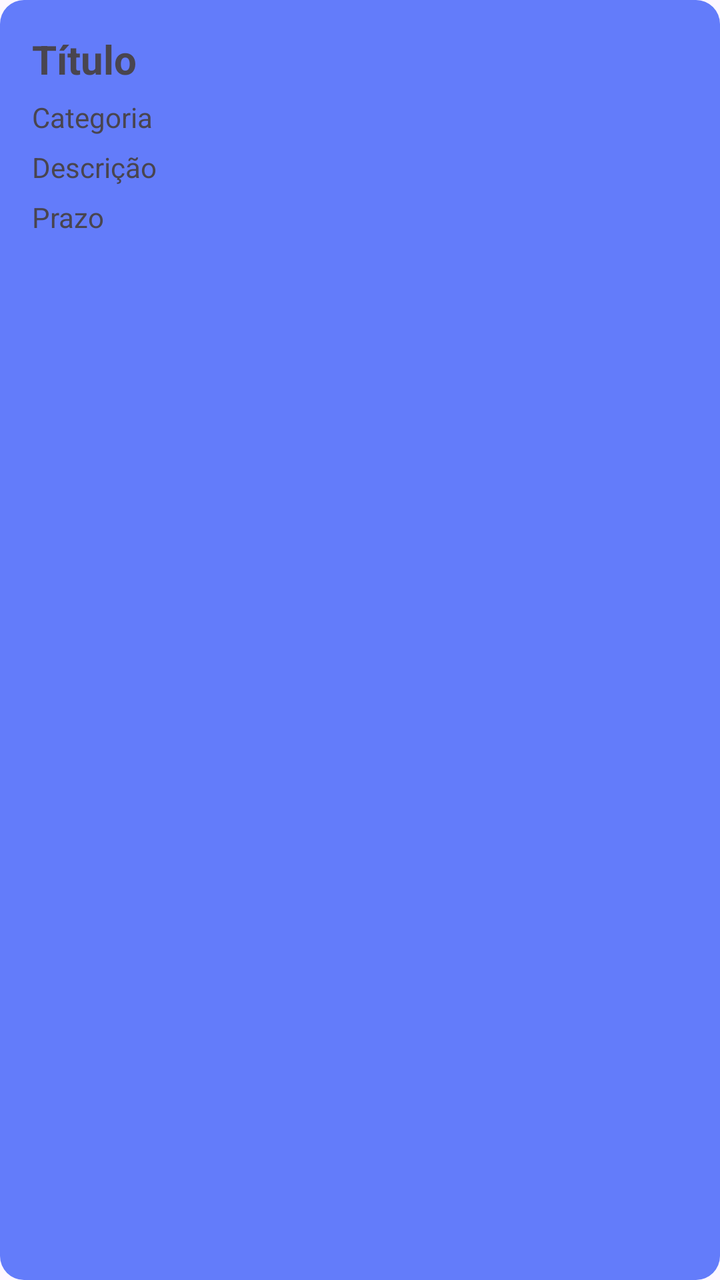
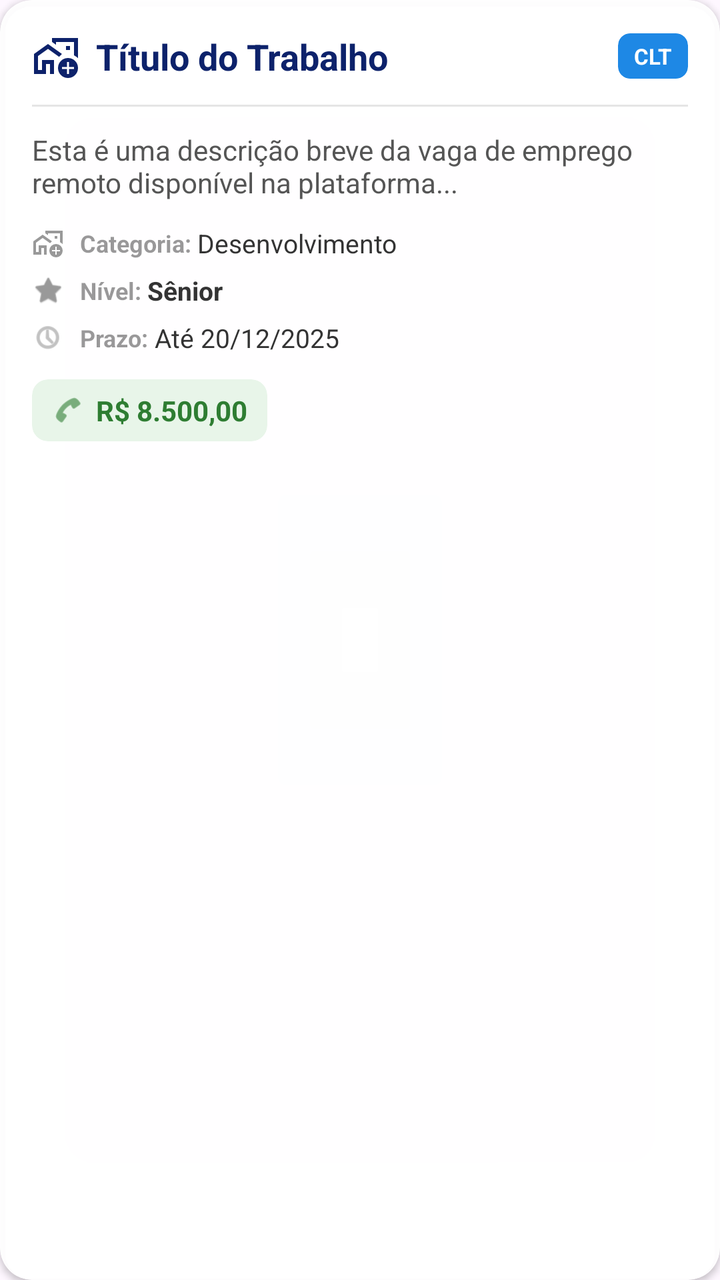

Compare the two renders of this Android layout. The source of the first and the diff that turns it into the second are given below.
<!-- AndroidManifest.xml: application theme Theme.PlataformaRemota -->
<!-- res/layout/item_trabalho.xml -->
<?xml version="1.0" encoding="utf-8"?>
<LinearLayout xmlns:android="http://schemas.android.com/apk/res/android"
    android:layout_width="match_parent"
    android:layout_height="wrap_content"
    android:layout_marginBottom="10dp"
    android:background="@drawable/borda_arredondada"
    android:orientation="vertical"
    android:padding="16dp">

    <TextView
        android:id="@+id/txtTitulo"
        android:layout_width="match_parent"
        android:layout_height="wrap_content"
        android:text="Título"
        android:textSize="20sp"
        android:textStyle="bold" />

    <TextView
        android:id="@+id/txtCategoria"
        android:layout_width="match_parent"
        android:layout_height="wrap_content"
        android:layout_marginTop="6dp"
        android:text="Categoria" />

    <TextView
        android:id="@+id/txtDescricao"
        android:layout_width="match_parent"
        android:layout_height="wrap_content"
        android:layout_marginTop="6dp"
        android:text="Descrição" />

    <TextView
        android:id="@+id/txtPrazo"
        android:layout_width="match_parent"
        android:layout_height="wrap_content"
        android:layout_marginTop="6dp"
        android:text="Prazo" />

</LinearLayout>
<!-- resources referenced by this layout -->
<resources>
  <!-- drawable borda_arredondada (drawable) -->
  <shape xmlns:android="http://schemas.android.com/apk/res/android"
      android:shape="rectangle">
  
      
      <solid android:color="#637CFA" />
  
      
      <corners android:radius="12dp" />
  
  </shape>
  <style name="Theme.PlataformaRemota" parent="Base.Theme.PlataformaRemota" />
  <style name="Base.Theme.PlataformaRemota" parent="Theme.Material3.DayNight.NoActionBar">
          
          
      </style>
</resources>

<!-- the commit's change to res/layout/item_trabalho.xml (unified diff, before → after) -->
@@ -1,39 +1,236 @@
 <?xml version="1.0" encoding="utf-8"?>
-<LinearLayout xmlns:android="http://schemas.android.com/apk/res/android"
+<com.google.android.material.card.MaterialCardView xmlns:android="http://schemas.android.com/apk/res/android"
+    xmlns:app="http://schemas.android.com/apk/res-auto"
+    xmlns:tools="http://schemas.android.com/tools"
     android:layout_width="match_parent"
     android:layout_height="wrap_content"
-    android:layout_marginBottom="10dp"
-    android:background="@drawable/borda_arredondada"
-    android:orientation="vertical"
-    android:padding="16dp">
-
-    <TextView
-        android:id="@+id/txtTitulo"
+    android:layout_marginHorizontal="4dp"
+    android:layout_marginVertical="6dp"
+    app:cardBackgroundColor="#F2FFFFFF"
+    app:cardCornerRadius="16dp"
+    app:cardElevation="2dp"
+    app:strokeWidth="0dp">
+
+    <LinearLayout
         android:layout_width="match_parent"
         android:layout_height="wrap_content"
-        android:text="Título"
-        android:textSize="20sp"
-        android:textStyle="bold" />
-
-    <TextView
-        android:id="@+id/txtCategoria"
-        android:layout_width="match_parent"
-        android:layout_height="wrap_content"
-        android:layout_marginTop="6dp"
-        android:text="Categoria" />
-
-    <TextView
-        android:id="@+id/txtDescricao"
-        android:layout_width="match_parent"
-        android:layout_height="wrap_content"
-        android:layout_marginTop="6dp"
-        android:text="Descrição" />
-
-    <TextView
-        android:id="@+id/txtPrazo"
-        android:layout_width="match_parent"
-        android:layout_height="wrap_content"
-        android:layout_marginTop="6dp"
-        android:text="Prazo" />
-
-</LinearLayout>
+        android:orientation="vertical"
+        android:padding="16dp">
+
+        
+        <RelativeLayout
+            android:layout_width="match_parent"
+            android:layout_height="wrap_content"
+            android:layout_marginBottom="12dp">
+
+            <ImageView
+                android:id="@+id/imgWorkIcon"
+                android:layout_width="24dp"
+                android:layout_height="24dp"
+                android:layout_alignParentStart="true"
+                android:layout_centerVertical="true"
+                android:layout_marginEnd="8dp"
+                android:src="@drawable/ic_work_outline"
+                app:tint="#0D226B" />
+
+            <com.google.android.material.card.MaterialCardView
+                android:id="@+id/cardTipoContrato"
+                android:layout_width="wrap_content"
+                android:layout_height="wrap_content"
+                android:layout_alignParentEnd="true"
+                android:layout_centerVertical="true"
+                app:cardBackgroundColor="#1E88E5"
+                app:cardCornerRadius="6dp"
+                app:cardElevation="0dp"
+                app:strokeWidth="0dp">
+
+                <TextView
+                    android:id="@+id/txtTipoContrato"
+                    android:layout_width="wrap_content"
+                    android:layout_height="wrap_content"
+                    android:paddingHorizontal="8dp"
+                    android:paddingVertical="4dp"
+                    android:text="CLT"
+                    android:textColor="@color/white"
+                    android:textSize="11sp"
+                    android:textStyle="bold"
+                    tools:ignore="SmallSp" />
+            </com.google.android.material.card.MaterialCardView>
+
+            <TextView
+                android:id="@+id/txtTitulo"
+                android:layout_width="match_parent"
+                android:layout_height="wrap_content"
+                android:layout_toEndOf="@id/imgWorkIcon"
+                android:layout_toStartOf="@id/cardTipoContrato"
+                android:layout_centerVertical="true"
+                android:ellipsize="end"
+                android:maxLines="1"
+                android:text="Título do Trabalho"
+                android:textColor="#0D226B"
+                android:textSize="18sp"
+                android:textStyle="bold" />
+
+        </RelativeLayout>
+
+        
+        <View
+            android:layout_width="match_parent"
+            android:layout_height="1dp"
+            android:background="#1A000000"
+            android:layout_marginBottom="12dp" />
+
+        
+        <TextView
+            android:id="@+id/txtDescricao"
+            android:layout_width="match_parent"
+            android:layout_height="wrap_content"
+            android:layout_marginBottom="12dp"
+            android:ellipsize="end"
+            android:maxLines="2"
+            android:text="Esta é uma descrição breve da vaga de emprego remoto disponível na plataforma..."
+            android:textColor="#555555"
+            android:textSize="14sp" />
+
+        
+        <LinearLayout
+            android:layout_width="match_parent"
+            android:layout_height="wrap_content"
+            android:orientation="vertical"
+            android:layout_marginBottom="12dp">
+
+            
+            <LinearLayout
+                android:layout_width="match_parent"
+                android:layout_height="wrap_content"
+                android:gravity="center_vertical"
+                android:orientation="horizontal"
+                android:layout_marginBottom="6dp">
+
+                <ImageView
+                    android:layout_width="16dp"
+                    android:layout_height="16dp"
+                    android:layout_marginEnd="8dp"
+                    android:src="@drawable/ic_work_outline"
+                    app:tint="#66000000" />
+
+                <TextView
+                    android:layout_width="wrap_content"
+                    android:layout_height="wrap_content"
+                    android:text="Categoria: "
+                    android:textColor="#66000000"
+                    android:textSize="12sp"
+                    android:textStyle="bold" />
+
+                <TextView
+                    android:id="@+id/txtCategoria"
+                    android:layout_width="match_parent"
+                    android:layout_height="wrap_content"
+                    android:text="Desenvolvimento"
+                    android:textColor="#333333"
+                    android:textSize="13sp" />
+            </LinearLayout>
+
+            
+            <LinearLayout
+                android:layout_width="match_parent"
+                android:layout_height="wrap_content"
+                android:gravity="center_vertical"
+                android:orientation="horizontal"
+                android:layout_marginBottom="6dp">
+
+                <ImageView
+                    android:layout_width="16dp"
+                    android:layout_height="16dp"
+                    android:layout_marginEnd="8dp"
+                    android:src="@android:drawable/btn_star_big_on"
+                    app:tint="#66000000" />
+
+                <TextView
+                    android:layout_width="wrap_content"
+                    android:layout_height="wrap_content"
+                    android:text="Nível: "
+                    android:textColor="#66000000"
+                    android:textSize="12sp"
+                    android:textStyle="bold" />
+
+                <TextView
+                    android:id="@+id/txtNivel"
+                    android:layout_width="match_parent"
+                    android:layout_height="wrap_content"
+                    android:text="Sênior"
+                    android:textColor="#333333"
+                    android:textSize="13sp"
+                    android:textStyle="bold" />
+            </LinearLayout>
+
+            
+            <LinearLayout
+                android:layout_width="match_parent"
+                android:layout_height="wrap_content"
+                android:gravity="center_vertical"
+                android:orientation="horizontal">
+
+                <ImageView
+                    android:layout_width="16dp"
+                    android:layout_height="16dp"
+                    android:layout_marginEnd="8dp"
+                    android:src="@android:drawable/ic_menu_recent_history"
+                    app:tint="#66000000" />
+
+                <TextView
+                    android:layout_width="wrap_content"
+                    android:layout_height="wrap_content"
+                    android:text="Prazo: "
+                    android:textColor="#66000000"
+                    android:textSize="12sp"
+                    android:textStyle="bold" />
+
+                <TextView
+                    android:id="@+id/txtPrazo"
+                    android:layout_width="match_parent"
+                    android:layout_height="wrap_content"
+                    android:text="Até 20/12/2025"
+                    android:textColor="#333333"
+                    android:textSize="13sp" />
+            </LinearLayout>
+
+        </LinearLayout>
+
+        
+        <com.google.android.material.card.MaterialCardView
+            android:layout_width="wrap_content"
+            android:layout_height="wrap_content"
+            app:cardBackgroundColor="#E8F5E9"
+            app:cardCornerRadius="8dp"
+            app:cardElevation="0dp"
+            app:strokeWidth="0dp">
+
+            <LinearLayout
+                android:layout_width="wrap_content"
+                android:layout_height="wrap_content"
+                android:gravity="center_vertical"
+                android:orientation="horizontal"
+                android:paddingHorizontal="10dp"
+                android:paddingVertical="6dp">
+
+                <ImageView
+                    android:layout_width="16dp"
+                    android:layout_height="16dp"
+                    android:layout_marginEnd="6dp"
+                    android:src="@android:drawable/ic_menu_call"
+                    app:tint="#2E7D32" />
+
+                <TextView
+                    android:id="@+id/txtSalario"
+                    android:layout_width="wrap_content"
+                    android:layout_height="wrap_content"
+                    android:text="R$ 8.500,00"
+                    android:textColor="#2E7D32"
+                    android:textSize="14sp"
+                    android:textStyle="bold" />
+            </LinearLayout>
+        </com.google.android.material.card.MaterialCardView>
+
+    </LinearLayout>
+</com.google.android.material.card.MaterialCardView>
<!-- resource entries referenced after the edit -->
@@ -1,16 +1,12 @@
 <!-- resources referenced by this layout -->
 <resources>
-  <!-- drawable borda_arredondada (drawable) -->
-  <shape xmlns:android="http://schemas.android.com/apk/res/android"
-      android:shape="rectangle">
-  
+  <color name="white">#FFFFFFFF</color>
+  <!-- drawable ic_work_outline (drawable) -->
+  <vector xmlns:android="http://schemas.android.com/apk/res/android" android:height="24dp" android:tint="#000000" android:viewportHeight="960" android:viewportWidth="960" android:width="24dp">
+        
+      <path android:fillColor="@android:color/white" android:pathData="M200,760L200,560L320,560L440,560L440,760Q440,760 440,760Q440,760 440,760Q440,760 440,760Q440,760 440,760L440,760L440,560L200,560L200,760ZM680,400L680,400Q680,400 680,400Q680,400 680,400Q680,400 680,400Q680,400 680,400L680,400L680,400L680,400ZM40,840L40,440L320,240L600,440L600,440Q586,454 571.5,468.5Q557,483 543,497L543,497L320,338L120,480L120,760L200,760L200,560L440,560L440,760L440,760Q440,781 440,801Q440,821 440,840L360,840L360,640L280,640L280,840L40,840ZM920,120L920,525Q903,507 883,492.5Q863,478 840,467L840,200L480,200L480,256L400,198L400,120L920,120ZM680,360L760,360L760,280L680,280L680,360ZM720,920Q637,920 578.5,861.5Q520,803 520,720Q520,637 578.5,578.5Q637,520 720,520Q803,520 861.5,578.5Q920,637 920,720Q920,803 861.5,861.5Q803,920 720,920ZM700,840L740,840L740,740L840,740L840,700L740,700L740,600L700,600L700,700L600,700L600,740L700,740L700,840Z"/>
       
-      <solid android:color="#637CFA" />
-  
-      
-      <corners android:radius="12dp" />
-  
-  </shape>
+  </vector>
   <style name="Theme.PlataformaRemota" parent="Base.Theme.PlataformaRemota" />
   <style name="Base.Theme.PlataformaRemota" parent="Theme.Material3.DayNight.NoActionBar">
           
